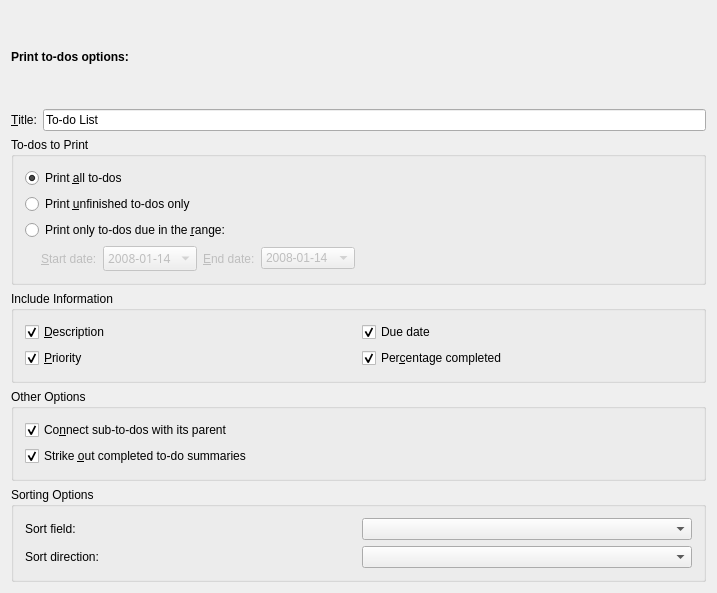
This is printing/calprinttodoconfig_base.ui in KDE/korganizer as Qt 5 draws it before an edit. The edited form follows.
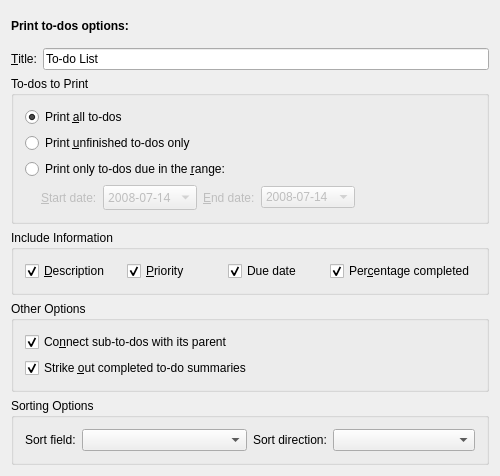
This is the edited form. Custom widgets are drawn as their Qt base class.

Commit message:
Reduce the size of the print dialog. Still very big but some what smaller.
SVN_SILENT

```diff
--- a/printing/calprinttodoconfig_base.ui
+++ b/printing/calprinttodoconfig_base.ui
@@ -7,11 +7,11 @@
    <rect>
     <x>0</x>
     <y>0</y>
-    <width>717</width>
-    <height>593</height>
+    <width>500</width>
+    <height>476</height>
    </rect>
   </property>
-  <layout class="QVBoxLayout" >
+  <layout class="QVBoxLayout" name="verticalLayout_2" >
    <item>
     <widget class="QLabel" name="label" >
      <property name="text" >
@@ -84,16 +84,7 @@
         <property name="spacing" >
          <number>6</number>
         </property>
-        <property name="leftMargin" >
-         <number>0</number>
-        </property>
-        <property name="topMargin" >
-         <number>0</number>
-        </property>
-        <property name="rightMargin" >
-         <number>0</number>
-        </property>
-        <property name="bottomMargin" >
+        <property name="margin" >
          <number>0</number>
         </property>
         <item>
@@ -155,7 +146,7 @@
           </property>
           <item>
            <property name="text" >
-            <string>2008-01-14</string>
+            <string>2008-07-14</string>
            </property>
           </item>
          </widget>
@@ -192,7 +183,7 @@
           </property>
           <item>
            <property name="text" >
-            <string>2008-01-14</string>
+            <string>2008-07-14</string>
            </property>
           </item>
          </widget>
@@ -226,8 +217,8 @@
      <property name="checkable" >
       <bool>false</bool>
      </property>
-     <layout class="QGridLayout" >
-      <item row="0" column="0" >
+     <layout class="QHBoxLayout" name="horizontalLayout" >
+      <item>
        <widget class="QCheckBox" name="mDescription" >
         <property name="text" >
          <string>&amp;Description</string>
@@ -237,7 +228,17 @@
         </property>
        </widget>
       </item>
-      <item row="0" column="1" >
+      <item>
+       <widget class="QCheckBox" name="mPriority" >
+        <property name="text" >
+         <string>&amp;Priority</string>
+        </property>
+        <property name="checked" >
+         <bool>true</bool>
+        </property>
+       </widget>
+      </item>
+      <item>
        <widget class="QCheckBox" name="mDueDate" >
         <property name="text" >
          <string>Due date</string>
@@ -250,17 +251,7 @@
         </property>
        </widget>
       </item>
-      <item row="1" column="0" >
-       <widget class="QCheckBox" name="mPriority" >
-        <property name="text" >
-         <string>&amp;Priority</string>
-        </property>
-        <property name="checked" >
-         <bool>true</bool>
-        </property>
-       </widget>
-      </item>
-      <item row="1" column="1" >
+      <item>
        <widget class="QCheckBox" name="mPercentComplete" >
         <property name="text" >
          <string>Per&amp;centage completed</string>
@@ -278,8 +269,8 @@
      <property name="title" >
       <string>Other Options</string>
      </property>
-     <layout class="QGridLayout" >
-      <item row="0" column="0" >
+     <layout class="QVBoxLayout" name="verticalLayout" >
+      <item>
        <widget class="QCheckBox" name="mConnectSubTodos" >
         <property name="text" >
          <string>Co&amp;nnect sub-to-dos with its parent</string>
@@ -289,7 +280,7 @@
         </property>
        </widget>
       </item>
-      <item row="1" column="0" >
+      <item>
        <widget class="QCheckBox" name="mStrikeOutCompleted" >
         <property name="text" >
          <string>Strike &amp;out completed to-do summaries</string>
@@ -307,8 +298,8 @@
      <property name="title" >
       <string>Sorting Options</string>
      </property>
-     <layout class="QGridLayout" >
-      <item row="0" column="0" >
+     <layout class="QHBoxLayout" name="horizontalLayout_2" >
+      <item>
        <layout class="QHBoxLayout" >
         <item>
          <widget class="QLabel" name="sortFieldLabel" >
@@ -325,11 +316,17 @@
           <property name="enabled" >
            <bool>true</bool>
           </property>
+          <property name="sizePolicy" >
+           <sizepolicy vsizetype="Fixed" hsizetype="Preferred" >
+            <horstretch>1</horstretch>
+            <verstretch>0</verstretch>
+           </sizepolicy>
+          </property>
          </widget>
         </item>
        </layout>
       </item>
-      <item row="1" column="0" >
+      <item>
        <layout class="QHBoxLayout" >
         <item>
          <widget class="QLabel" name="sortDirectionLabel" >
@@ -346,6 +343,12 @@
           <property name="enabled" >
            <bool>true</bool>
           </property>
+          <property name="sizePolicy" >
+           <sizepolicy vsizetype="Fixed" hsizetype="Preferred" >
+            <horstretch>1</horstretch>
+            <verstretch>0</verstretch>
+           </sizepolicy>
+          </property>
          </widget>
         </item>
        </layout>
```
Left out of the diff: 9 changed lines with no effect on the pictures. The commit also changes 2 other files.
